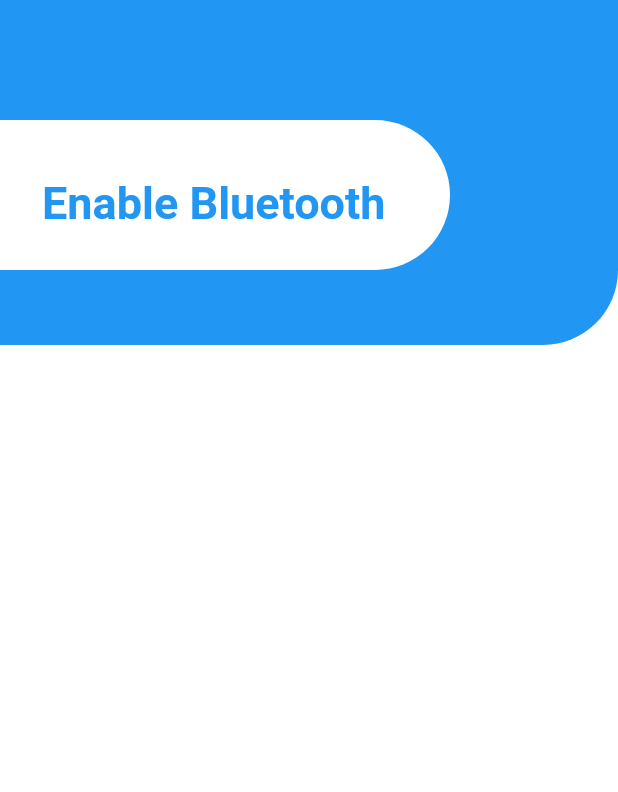
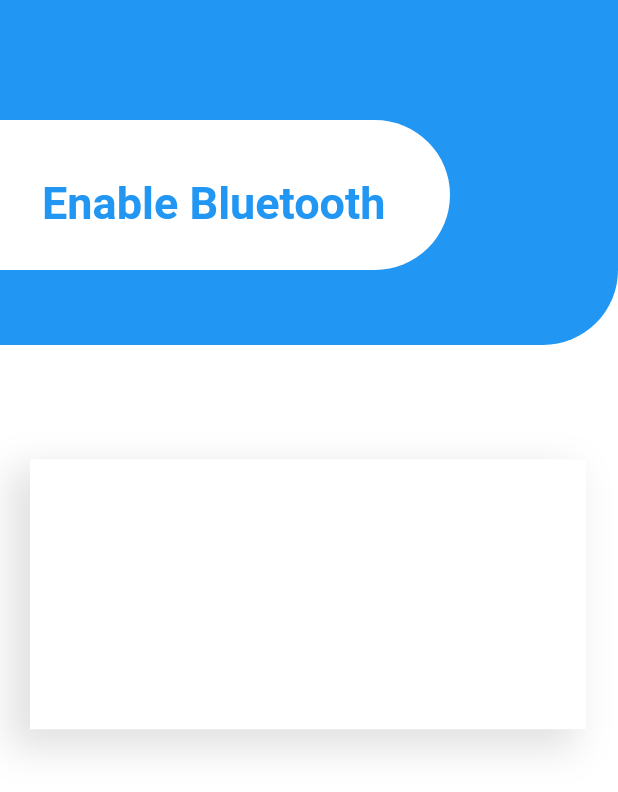
Before and after one commit to Tense-Turtles/MedProdigy-app, a Flutter app: the HomeView screen opened directly, on a phone screen of 412 x 824 dp. Shown: the top 792 px of the screen. Run offline on Flutter 3.47's test engine with Material 2 defaults, Android fonts, the phone set to English and light mode, and no system bars; our stand-ins replace cloud_firestore, firebase_auth, firebase_core, flutter_bluetooth_serial, sqflite; accounts and stored records are empty.

Commit message:
added card

```diff
--- a/lib/ui/home_view.dart
+++ b/lib/ui/home_view.dart
@@ -1,11 +1,11 @@
-// ignore_for_file: library_private_types_in_public_api, unused_import, duplicate_ignore, prefer_const_constructors, sized_box_for_whitespace,prefer_const_literals_to_create_immutables, import_of_legacy_library_into_null_safe, prefer_const_constructors_in_immutables, unused_local_variable
+// ignore_for_file: library_private_types_in_public_api, unused_import, duplicate_ignore, prefer_const_constructors, sized_box_for_whitespace,prefer_const_literals_to_create_immutables, import_of_legacy_library_into_null_safe, prefer_const_constructors_in_immutables, unused_local_variable, unnecessary_new, implementation_imports, unnecessary_import
 
 // ignore: unused_import
 import 'package:cloud_firestore/cloud_firestore.dart';
 import 'package:firebase_auth/firebase_auth.dart';
 import 'package:flutter/material.dart';
 import 'package:hospicare_app/serial_bluetooth/MainPage.dart';
-
+import 'package:flutter/src/painting/box_shadow.dart';
 import 'themes/custom_nv_bar.dart';
 
 class HomeView extends StatefulWidget {
@@ -73,6 +73,35 @@ class _HomeViewState extends State<HomeView> {
                     ),
                   ),
                 )
+              ],
+            ),
+          ),
+          SizedBox(
+            height: height * 0.05,
+          ),
+          Container(
+            height: 230,
+            child: Stack(
+              children: [
+                Positioned(
+                    top: 35,
+                    left: 20,
+                    child: Material(
+                      child: Container(
+                        height: 180,
+                        width: width * 0.9,
+                        decoration: BoxDecoration(
+                            color: Colors.white,
+                            borderRadius: BorderRadius.circular(0),
+                            boxShadow: [
+                              BoxShadow(
+                                  color: Colors.grey.withOpacity(0.3),
+                                  offset: Offset(-10, 10),
+                                  spreadRadius: 4,
+                                  blurRadius: 20)
+                            ]),
+                      ),
+                    ))
               ],
             ),
           )
```
